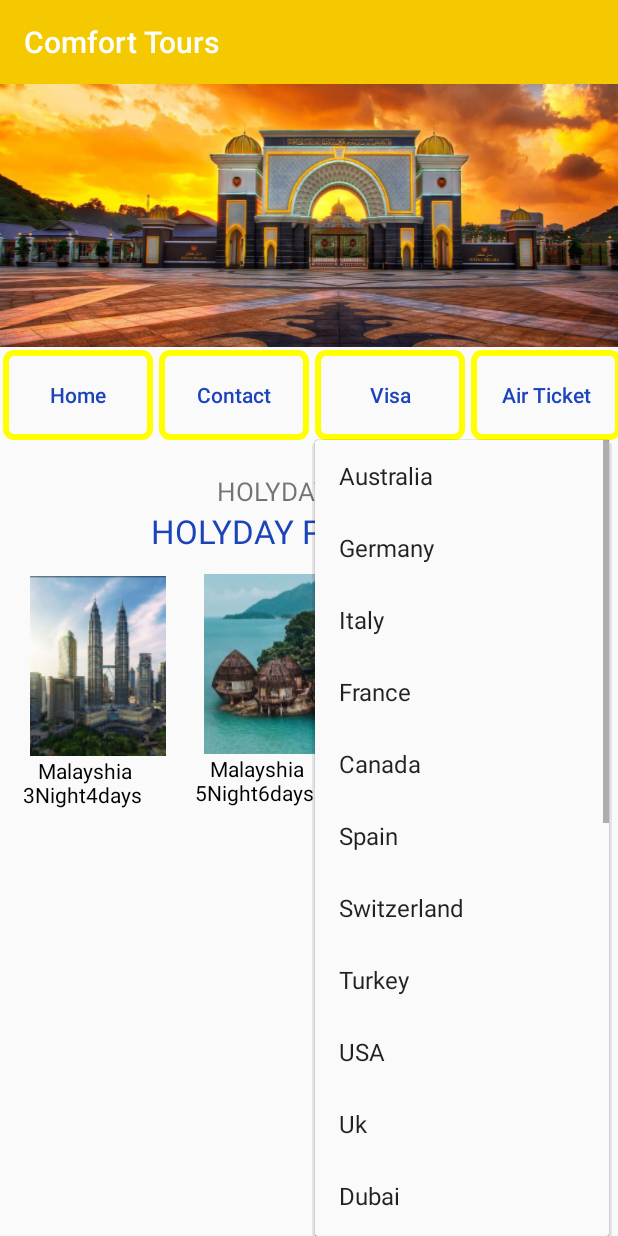
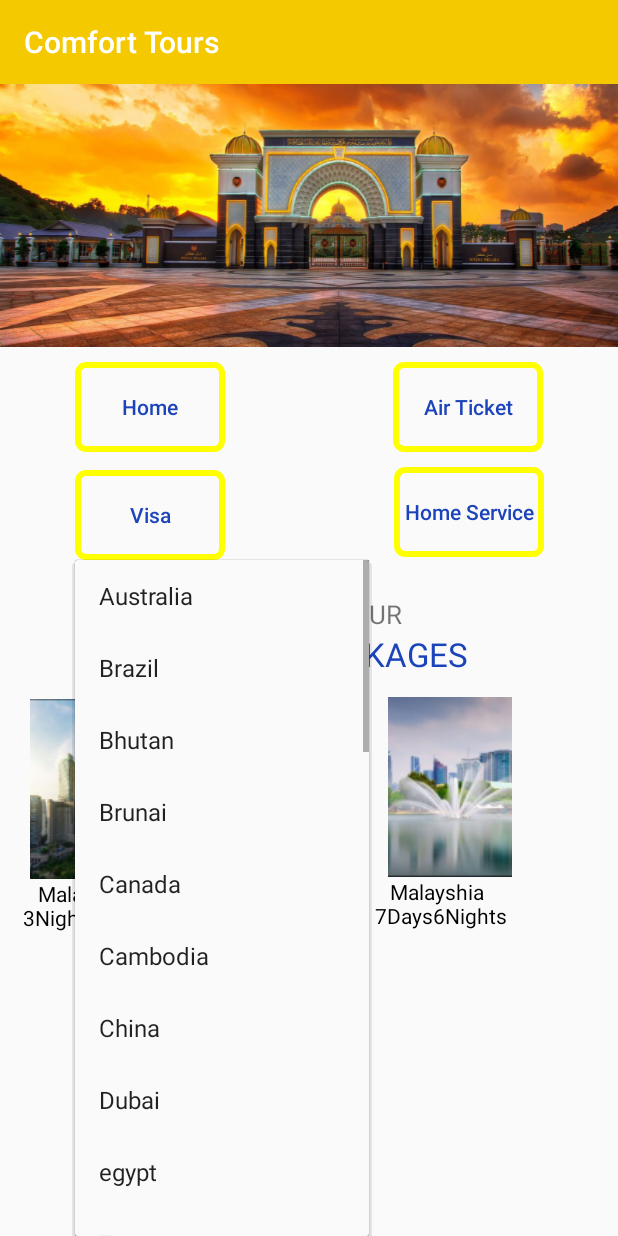
Before and after one commit to jubairzaman/ComfortTours-master, an Android app: the screen it shows after launch (MainActivity), after a tap on "Visa", on a phone screen of 412 x 824 dp. Run offline under Robolectric (Android 15) with nearby library versions, the phone set to English and light mode, and no system bars; 1 other tap on this screen came first.

Commit message:
contry update

```diff
--- a/app/src/main/AndroidManifest.xml
+++ b/app/src/main/AndroidManifest.xml
@@ -11,7 +11,8 @@
         android:roundIcon="@mipmap/ic_launcher_round"
         android:supportsRtl="true"
         android:theme="@style/AppTheme">
-        <activity android:name=".ContactActivity"></activity>
+        <activity android:name=".brazil"></activity>
+        <activity android:name=".ContactActivity" />
         <activity android:name=".AirTikets" />
         <activity android:name=".Australia" />
         <activity android:name=".MainActivity" />
--- a/app/src/main/java/org/bloodbankbd/comforttours/MainActivity.java
+++ b/app/src/main/java/org/bloodbankbd/comforttours/MainActivity.java
@@ -115,7 +115,7 @@ public class MainActivity extends AppCompatActivity implements android.support.v
             case R.id.canada:
 
                 return true;
-            case R.id.Spain:
+            case R.id.spain:
 
                 return true;
             case R.id.switzerland:
@@ -151,7 +151,7 @@ public class MainActivity extends AppCompatActivity implements android.support.v
             case R.id.maxico:
 
                 return true;
-            case R.id.philipine:
+            case R.id.phillipine:
 
                 return true;
             case R.id.morocco:
--- a/app/src/main/res/layout/activity_main.xml
+++ b/app/src/main/res/layout/activity_main.xml
@@ -24,19 +24,20 @@
         android:id="@+id/viewflipper"
         />
 
-    <LinearLayout
-        android:layout_width="match_parent"
-        android:layout_height="wrap_content"
-        android:layout_below="@+id/viewflipper"
-        android:id="@+id/ll">
 
     <Button
         android:id="@+id/btn1"
         android:layout_width="100dp"
         android:layout_height="60dp"
+        android:layout_below="@+id/viewflipper"
+        android:layout_alignParentStart="true"
+        android:layout_alignParentLeft="true"
+        android:layout_marginStart="50dp"
+        android:layout_marginLeft="50dp"
+        android:layout_marginTop="10dp"
+        android:layout_marginBottom="2dp"
         android:background="@drawable/custom_button"
         android:text="Home"
-            android:layout_margin="2dp"
         android:textAllCaps="false"
         android:textColor="@color/blue" />
 
@@ -44,9 +45,14 @@
         android:id="@+id/contactBtn"
         android:layout_width="100dp"
         android:layout_height="60dp"
+        android:layout_alignParentEnd="true"
+        android:layout_alignParentRight="true"
+        android:layout_marginEnd="49dp"
+        android:layout_marginRight="49dp"
         android:background="@drawable/custom_button"
-            android:text="Contact"
-            android:layout_margin="2dp"
+        android:text="Home Service"
+        android:layout_marginTop="10dp"
+        android:layout_below="@id/btn3"
         android:textAllCaps="false"
         android:textColor="@color/blue" />
 
@@ -54,38 +60,46 @@
         android:id="@+id/btn2"
         android:layout_width="100dp"
         android:layout_height="60dp"
+        android:layout_below="@+id/btn1"
+        android:layout_alignParentStart="true"
+        android:layout_alignParentLeft="true"
+        android:layout_marginStart="50dp"
+        android:layout_marginLeft="50dp"
+        android:layout_marginTop="10dp"
+        android:layout_marginBottom="2dp"
         android:background="@drawable/custom_button"
         android:onClick="showpopup"
         android:text="Visa"
-            android:layout_margin="2dp"
         android:textAllCaps="false"
         android:textColor="@color/blue" />
 
     <Button
         android:id="@+id/btn3"
         android:layout_width="100dp"
-            android:layout_margin="2dp"
         android:layout_height="60dp"
+        android:layout_alignParentEnd="true"
+        android:layout_alignParentRight="true"
+        android:layout_marginEnd="50dp"
+        android:layout_marginRight="49dp"
         android:background="@drawable/custom_button"
         android:onClick="open"
         android:text="Air Ticket"
+
+        android:layout_below="@+id/viewflipper"
+        android:layout_marginTop="10dp"
         android:textAllCaps="false"
         android:textColor="@color/blue" />
-
-    </LinearLayout>
-
-
 
 
     <TextView
         android:id="@+id/ht"
-        android:layout_below="@+id/ll"
-        android:gravity="center"
-        android:layout_marginTop="20dp"
-        android:textSize="17dp"
         android:layout_width="match_parent"
         android:layout_height="wrap_content"
-        android:text="HOLYDAY TOUR"/>
+        android:layout_below="@+id/viewflipper"
+        android:layout_marginTop="166dp"
+        android:gravity="center"
+        android:text="HOLYDAY TOUR"
+        android:textSize="17dp" />
     <TextView
         android:id="@+id/hp"
         android:layout_width="match_parent"
--- a/app/src/main/res/menu/popup_manu.xml
+++ b/app/src/main/res/menu/popup_manu.xml
@@ -2,50 +2,71 @@
 <menu xmlns:android="http://schemas.android.com/apk/res/android">
     <item android:id="@+id/australia"
         android:title="Australia" />
-    <item android:id="@+id/germany"
-        android:title="Germany"/>
-    <item android:id="@+id/italy"
-        android:title="Italy"/>
-    <item android:id="@+id/france"
-        android:title="France"/>
+    <item android:id="@+id/brazil"
+        android:title="Brazil"/>
+    <item android:id="@+id/bhutan"
+        android:title="Bhutan"/>
+    <item android:id="@+id/brunai"
+        android:title="Brunai"/>
     <item android:id="@+id/canada"
         android:title="Canada"/>
-    <item android:id="@+id/Spain"
-        android:title="Spain"/>
-    <item android:id="@+id/switzerland"
-        android:title="Switzerland"/>
-    <item android:id="@+id/turkey"
-        android:title="Turkey"/>
-    <item android:id="@+id/usa"
-        android:title="USA"/>
-    <item android:id="@+id/uk"
-        android:title="Uk"/>
+    <item android:id="@+id/cambodia"
+        android:title="Cambodia"/>
+    <item android:id="@+id/china"
+        android:title="China"/>
     <item android:id="@+id/dubai"
         android:title="Dubai"/>
     <item android:id="@+id/egypt"
-        android:title="Egypt"/>
-    <item android:id="@+id/brazil"
-        android:title="Brazil"/>
+        android:title="egypt"/>
+    <item android:id="@+id/france"
+        android:title="France"/>
+    <item android:id="@+id/germany"
+        android:title="Germany"/>
     <item android:id="@+id/hongkong"
-        android:title="Hongkong"/>
+        android:title="Hong kong"/>
+    <item android:id="@+id/indonesia"
+        android:title="Indonesia"/>
+    <item android:id="@+id/india"
+        android:title="India"/>
+    <item android:id="@+id/italy"
+        android:title="Italy"/>
     <item android:id="@+id/japan"
         android:title="Japan"/>
     <item android:id="@+id/malaysia"
         android:title="Malaysia"/>
     <item android:id="@+id/maxico"
         android:title="Maxico"/>
-    <item android:id="@+id/philipine"
-        android:title="Philipine"/>
     <item android:id="@+id/morocco"
         android:title="Morocco"/>
+    <item android:id="@+id/mayanmar"
+        android:title="Mayanmar"/>
+    <item android:id="@+id/newzealand"
+        android:title="Newzealand"/>
+    <item android:id="@+id/nepal"
+        android:title="Nepal"/>
+    <item android:id="@+id/phillipine"
+        android:title="Phillipine"/>
     <item android:id="@+id/russia"
         android:title="Russia"/>
+    <item android:id="@+id/spain"
+        android:title="Spain"/>
     <item android:id="@+id/singapore"
         android:title="Singapore"/>
+    <item android:id="@+id/switzerland"
+        android:title="Switzerland"/>
     <item android:id="@+id/southKoria"
         android:title="South-korea"/>
     <item android:id="@+id/thiland"
         android:title="Thiland"/>
+    <item android:id="@+id/turkey"
+        android:title="Turkey"/>
+    <item android:id="@+id/usa"
+        android:title="USA"/>
+    <item android:id="@+id/uk"
+        android:title="UK"/>
+    <item android:id="@+id/vietnam"
+        android:title="Vietnam"/>
+
 
 
 
```
Also changed, not shown: app/src/main/java/org/bloodbankbd/comforttours/ContactActivity.java (+44 -21 lines), app/src/main/java/org/bloodbankbd/comforttours/brazil.java (added, +20 -0 lines), app/src/main/res/layout/activity_brazil.xml (renamed from app/src/main/res/layout/activity_australia.xml, +7 -6 lines), app/src/main/res/values/strings.xml (+40 -0 lines). Lines whose indentation alone changed are shown as unchanged.
